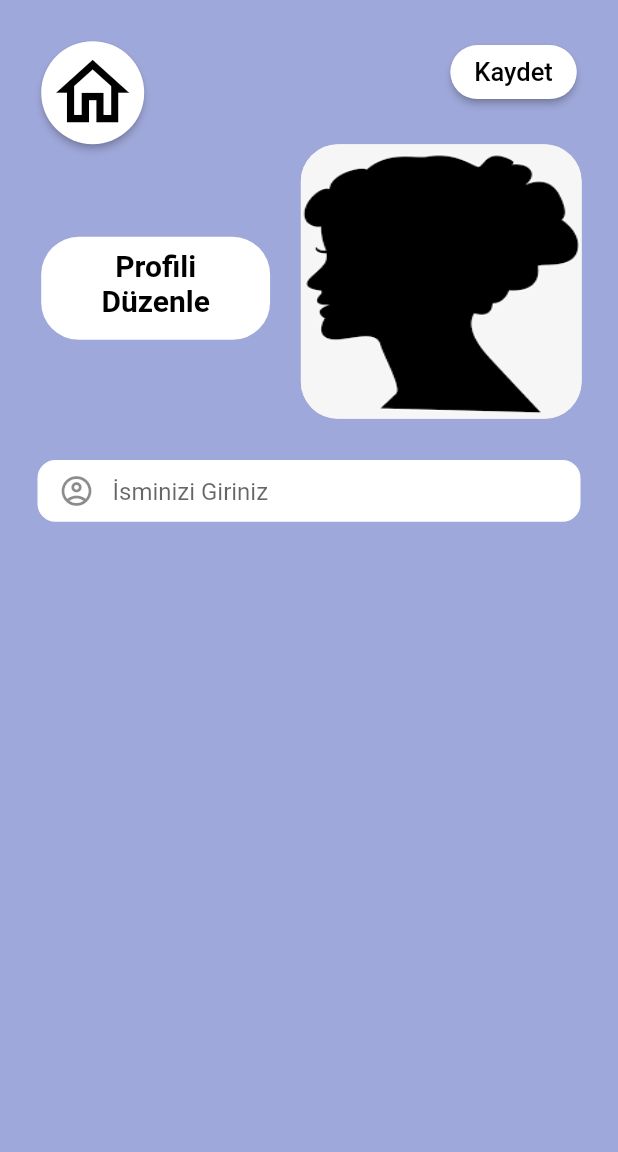
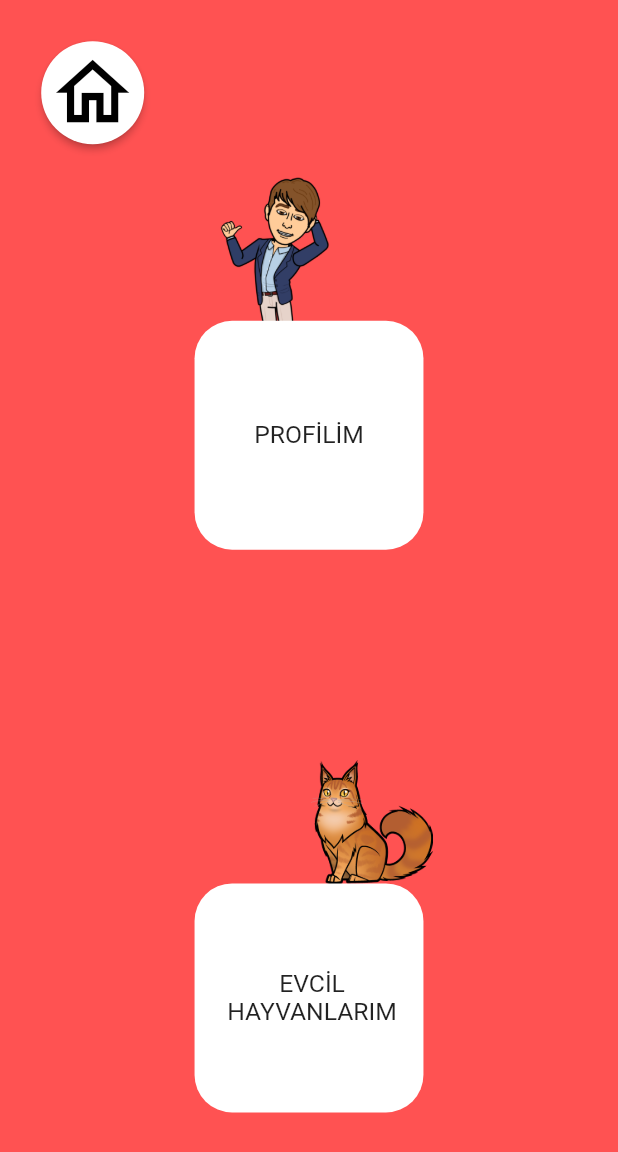
Before and after one commit to alyilmaz99/animal_app, a Flutter app: the screen it shows after launch, on a phone screen of 412 x 824 dp. Shown: the top 1152 px of the screen. Run offline on Flutter 3.47's test engine with Material 2 defaults, Android fonts, the phone set to English and light mode, and no system bars.

Commit message:
main page first look up

```diff
--- a/lib/const/text_const.dart
+++ b/lib/const/text_const.dart
@@ -3,4 +3,6 @@ class TextConst {
   static const String profile = "Profili";
   static const String edit = "Düzenle";
   static const String isim = "İsim";
+  static const String myProfile = "PROFİLİM";
+  static const String myAnimals = " EVCİL\n HAYVANLARIM";
 }
--- a/lib/main.dart
+++ b/lib/main.dart
@@ -1,3 +1,4 @@
+import 'package:animal_app/view/main_page_view.dart';
 import 'package:animal_app/view/profile_page_view.dart';
 import 'package:flutter/material.dart';
 
@@ -14,7 +15,7 @@ class MyApp extends StatelessWidget {
     return const MaterialApp(
       debugShowCheckedModeBanner: false,
       title: 'Flutter Demo',
-      home: ProfilePage(),
+      home: MainPage(),
     );
   }
 }
--- /dev/null
+++ b/lib/view/main_page_view.dart
@@ -0,0 +1,86 @@
+import 'package:animal_app/const/text_const.dart';
+import 'package:animal_app/widget/home_button.dart';
+import 'package:flutter/material.dart';
+import 'package:flutter/src/widgets/container.dart';
+import 'package:flutter/src/widgets/framework.dart';
+
+class MainPage extends StatefulWidget {
+  const MainPage({super.key});
+
+  @override
+  State<MainPage> createState() => _MainPageState();
+}
+
+class _MainPageState extends State<MainPage> {
+  @override
+  Widget build(BuildContext context) {
+    var screenDetail = MediaQuery.of(context);
+    final double screenHeight = screenDetail.size.height;
+    final double screenWidth = screenDetail.size.width;
+
+    return Scaffold(
+      backgroundColor: Colors.redAccent,
+      body: Center(
+        child: Column(
+          children: [
+            Column(
+              children: [
+                Container(
+                  alignment: Alignment.topLeft,
+                  margin: EdgeInsets.only(
+                      top: screenWidth / 15, left: screenWidth / 15 , bottom: 0),
+                  child: const HomeButton(),
+                ),
+              ],
+            ),
+            SizedBox(
+              width: screenWidth/2.7,
+              child: Image.asset(
+                'assets/images/bitmojisemih.png',
+                height: screenWidth/3.5,
+                alignment: Alignment.topLeft,
+              ),
+            ),
+            Container(
+              alignment: Alignment.center,
+
+              width: screenWidth / 2.7,
+              height: screenWidth / 2.7,
+              decoration: BoxDecoration(
+                  color: Colors.white, borderRadius: BorderRadius.circular(25)),
+              child: Text(
+                TextConst.myProfile,
+                style: TextStyle(fontSize: screenWidth / 25),
+              ),
+            ),
+            Spacer(),
+            SizedBox(
+              width: screenWidth/2.5,
+              child: Image.asset(
+                'assets/images/bitmojicat.png',
+                height: screenWidth/5,
+                alignment: Alignment.topRight,
+              ),
+            ),
+            Padding(
+              padding: EdgeInsets.only(bottom: screenHeight / 10),
+              child: Container(
+                width: screenWidth / 2.7,
+                height: screenWidth / 2.7,
+                alignment: Alignment.center,
+                decoration: BoxDecoration(
+                    color: Colors.white,
+                    borderRadius: BorderRadius.circular(25)),
+                child: Text(
+                  TextConst.myAnimals,
+                  textAlign: TextAlign.center,
+                  style: TextStyle(fontSize: screenWidth / 25),
+                ),
+              ),
+            ),
+          ],
+        ),
+      ),
+    );
+  }
+}
--- a/pubspec.yaml
+++ b/pubspec.yaml
@@ -59,7 +59,7 @@ flutter:
 
   # To add assets to your application, add an assets section, like this:
   assets:
-    - assets/
+    - assets/images/
   #   - images/a_dot_ham.jpeg
 
   # An image asset can refer to one or more resolution-specific "variants", see
```
Also changed, not shown: assets/images/bitmojicat.png (added), assets/images/bitmojisemih.png (added), assets/images/images.jpg (renamed from assets/images.jpg), assets/images/profile.jpg (renamed from assets/profile.jpg), pubspec.lock, 2 other files.
